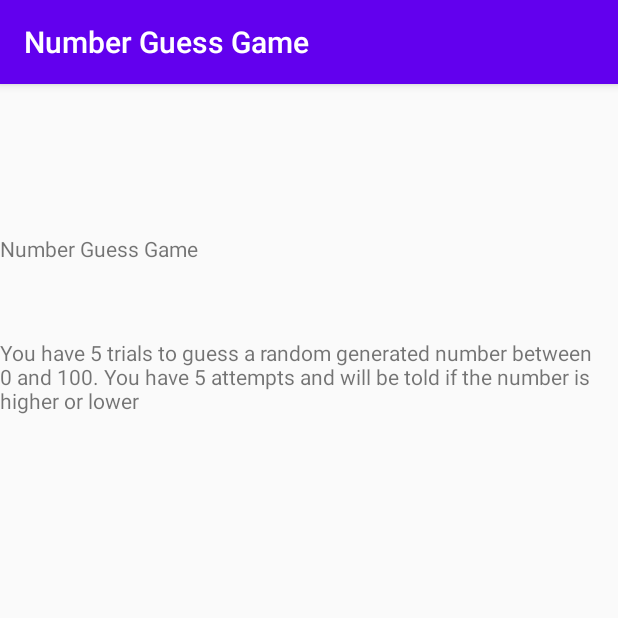
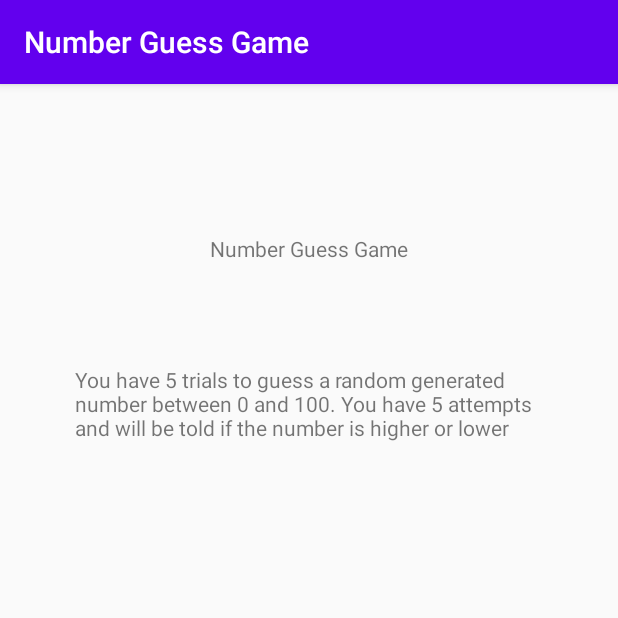
Before and after one commit to natseeto/numberGuess, an Android app: the screen it shows after launch (MainActivity), on a phone screen of 412 x 824 dp, the top half of it. Run offline under Robolectric (Android 15) with nearby library versions, the phone set to English and light mode, and no system bars.

Commit message:
Constraint adjustment

```diff
--- a/app/src/main/res/layout/activity_main.xml
+++ b/app/src/main/res/layout/activity_main.xml
@@ -10,19 +10,24 @@
         android:id="@+id/textView"
         android:layout_width="wrap_content"
         android:layout_height="wrap_content"
+        android:layout_marginStart="139dp"
         android:layout_marginTop="100dp"
+        android:layout_marginEnd="139dp"
         android:text="Number Guess Game"
-        app:layout_constraintTop_toTopOf="parent"
-        tools:layout_editor_absoluteX="139dp" />
+        app:layout_constraintEnd_toEndOf="parent"
+        app:layout_constraintStart_toStartOf="parent"
+        app:layout_constraintTop_toTopOf="parent" />
 
     <TextView
         android:id="@+id/desc"
-        android:layout_width="wrap_content"
+        android:layout_width="0dp"
         android:layout_height="wrap_content"
-        android:layout_marginTop="50dp"
+        android:layout_marginStart="50dp"
+        android:layout_marginTop="68dp"
+        android:layout_marginEnd="50dp"
         android:text="TextView"
         app:layout_constraintEnd_toEndOf="parent"
-        app:layout_constraintHorizontal_bias="0.498"
+        app:layout_constraintHorizontal_bias="0.5"
         app:layout_constraintStart_toStartOf="parent"
         app:layout_constraintTop_toBottomOf="@+id/textView" />
 
```
